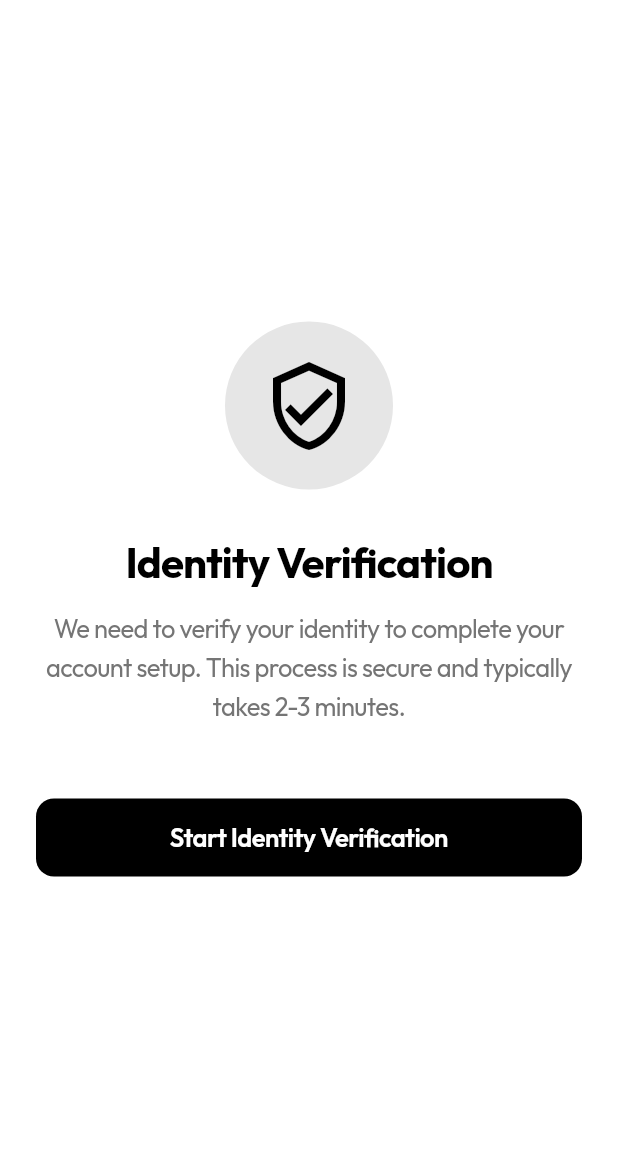
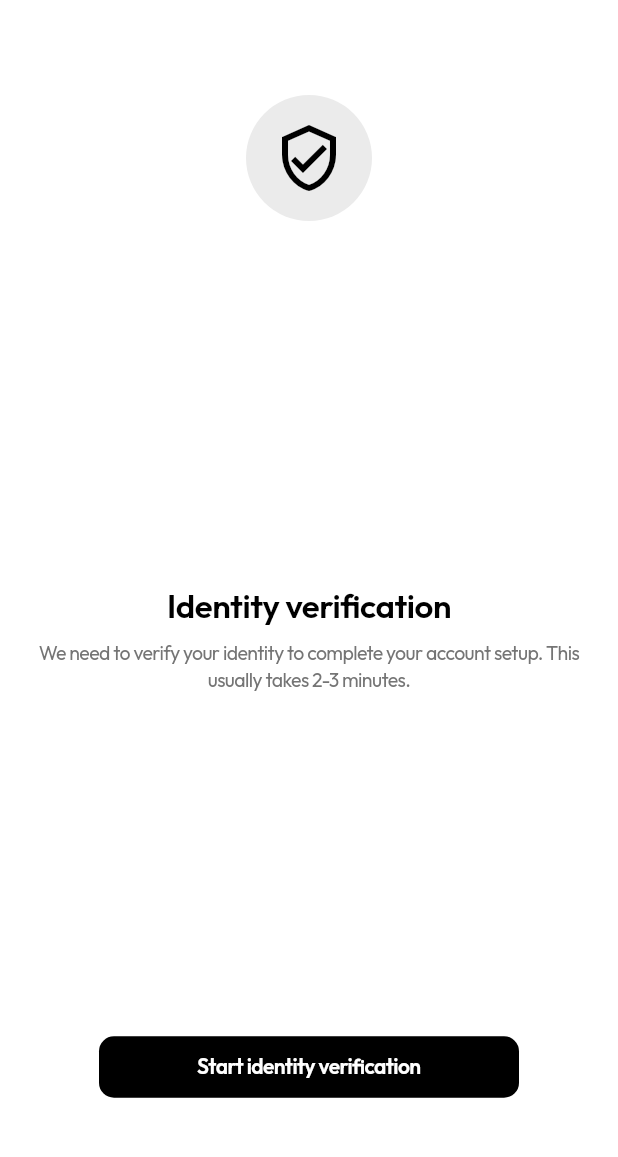
Before and after one commit to Henry-Gadaga/OPEI_APP, a Flutter app: the KycScreen screen opened by its route, on a phone screen of 412 x 824 dp, the part 61-1218 px from its top. Run offline on Flutter 3.47's test engine with Material 3 defaults, Android fonts, the phone set to English and light mode, and no system bars; our stand-ins replace barcode_widget, dio, file_picker, flutter_riverpod, flutter_secure_storage, flutter_svg and 5 more; missing offline and left inert: webview_flutter_android, webview_flutter_wkwebview; accounts and stored records are empty.

Commit message:
KYC Polished

```diff
--- a/lib/core/config/api_config.dart
+++ b/lib/core/config/api_config.dart
@@ -1,5 +1,5 @@
 class ApiConfig {
-  static const String baseUrl = ' https://vortically-grippelike-viki.ngrok-free.dev';
+  static const String baseUrl = 'https://vortically-grippelike-viki.ngrok-free.dev';
   static const String apiVersion = 'v1';
   static const String kycCallbackUrl = 'https://opei.app/kyc/result';
 
--- a/lib/features/kyc/kyc_screen.dart
+++ b/lib/features/kyc/kyc_screen.dart
@@ -37,15 +37,21 @@ class _KycScreenState extends ConsumerState<KycScreen> {
         title: const Text('Identity Verification'),
         leading: IconButton(
           icon: const Icon(Icons.arrow_back),
-          onPressed: _handleBackToSignup,
+          onPressed: _handleBackNavigation,
         ),
       ),
       body: _buildBody(state),
     );
   }
 
-  Future<void> _handleBackToSignup() async {
+  Future<void> _handleBackNavigation() async {
     ref.read(kycControllerProvider.notifier).reset();
+    final router = GoRouter.of(context);
+
+    if (router.canPop()) {
+      context.pop();
+      return;
+    }
 
     final logoutFuture = ref.read(authRepositoryProvider).logout();
     ref.read(authSessionProvider.notifier).clearSession();
@@ -176,55 +182,73 @@ class _KycScreenState extends ConsumerState<KycScreen> {
   }
 
   Widget _buildInitialView() {
-    return Center(
-      child: Padding(
-        padding: AppSpacing.horizontalLg,
+    return LayoutBuilder(
+      builder: (context, constraints) {
+        final verticalPadding = constraints.maxHeight > 640 ? 48.0 : 24.0;
+        return Padding(
+          padding: EdgeInsets.fromLTRB(24, verticalPadding, 24, verticalPadding),
           child: Column(
-          mainAxisAlignment: MainAxisAlignment.center,
+            mainAxisAlignment: MainAxisAlignment.spaceBetween,
             children: [
               Container(
-              padding: const EdgeInsets.all(24),
+                padding: const EdgeInsets.all(18),
                 decoration: BoxDecoration(
-                color: OpeiColors.pureBlack.withValues(alpha: 0.1),
+                  color: OpeiColors.pureBlack.withValues(alpha: 0.08),
                   shape: BoxShape.circle,
                 ),
                 child: const Icon(
                   Icons.verified_user_outlined,
-                size: 64,
+                  size: 48,
                   color: OpeiColors.pureBlack,
                 ),
               ),
-            const SizedBox(height: 32),
+              Column(
+                children: [
+                  const SizedBox(height: 16),
                   Text(
-              'Identity Verification',
-              style: Theme.of(context).textTheme.displayMedium,
+                    'Identity verification',
+                    style: Theme.of(context).textTheme.headlineSmall?.copyWith(
+                          fontSize: 22,
+                          fontWeight: FontWeight.w600,
+                        ),
                     textAlign: TextAlign.center,
                   ),
-            const SizedBox(height: 16),
+                  const SizedBox(height: 8),
                   Text(
-              'We need to verify your identity to complete your account setup. This process is secure and typically takes 2-3 minutes.',
+                    'We need to verify your identity to complete your account setup. This usually takes 2-3 minutes.',
                     style: Theme.of(context).textTheme.bodyLarge?.copyWith(
+                          fontSize: 13,
+                          height: 1.4,
                           color: OpeiColors.grey600,
                         ),
                     textAlign: TextAlign.center,
                   ),
-            const SizedBox(height: 48),
+                ],
+              ),
               SizedBox(
-              width: double.infinity,
+                width: 280,
                 child: ElevatedButton(
                   onPressed: _handleStartVerification,
                   style: ElevatedButton.styleFrom(
-                  padding: const EdgeInsets.symmetric(vertical: 16),
+                    padding: const EdgeInsets.symmetric(vertical: 12, horizontal: 12),
                     shape: RoundedRectangleBorder(
-                    borderRadius: BorderRadius.circular(12),
+                      borderRadius: BorderRadius.circular(10),
+                    ),
+                    minimumSize: const Size.fromHeight(0),
+                  ),
+                  child: const Text(
+                    'Start identity verification',
+                    style: TextStyle(
+                      fontSize: 14,
+                      fontWeight: FontWeight.w600,
                     ),
                   ),
-                child: const Text('Start Identity Verification'),
                 ),
               ),
             ],
           ),
-      ),
+        );
+      },
     );
   }
 
```
Also changed, not shown: lib/features/deposit/deposit_screen.dart (+25 -9 lines), lib/features/kyc/kyc_result_screen.dart (+37 -17 lines), lib/features/withdraw/withdraw_screen.dart (indentation only). Lines whose indentation alone changed are shown as unchanged.
